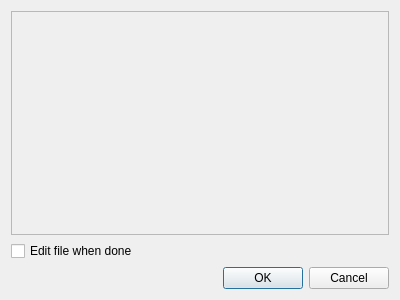
Above: ui/newexodialog.ui from Skade86/texomaker before the change. Below: the same form after it.
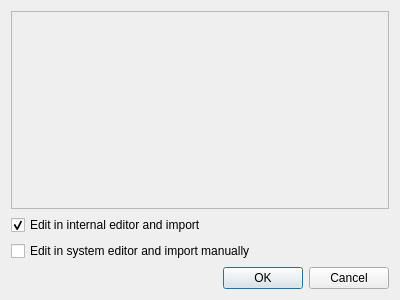
That is the form after the change.

Diff of the .ui file:
```diff
--- a/ui/newexodialog.ui
+++ b/ui/newexodialog.ui
@@ -32,7 +32,17 @@
    <item>
     <widget class="QCheckBox" name="editCheckBox">
      <property name="text">
-      <string>Edit file when done</string>
+      <string>Edit in internal editor and import</string>
+     </property>
+     <property name="checked">
+      <bool>true</bool>
+     </property>
+    </widget>
+   </item>
+   <item>
+    <widget class="QCheckBox" name="editCheckBoxSystem">
+     <property name="text">
+      <string>Edit in system editor and import manually</string>
      </property>
     </widget>
    </item>
```
Left out of the diff: 2 changed lines with no effect on the pictures.
